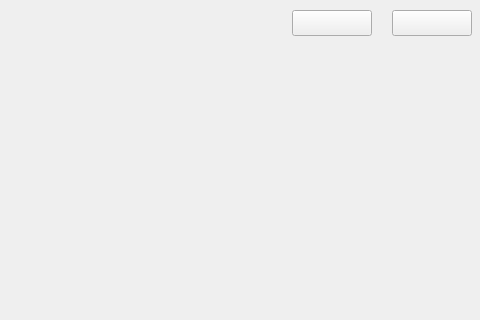
ukui/ukui-screensaver, file src/lockwidget.ui: the form before one commit; both pictures show x 268 to 748 and y 0 to 320 of the 748 by 433 pixel window.
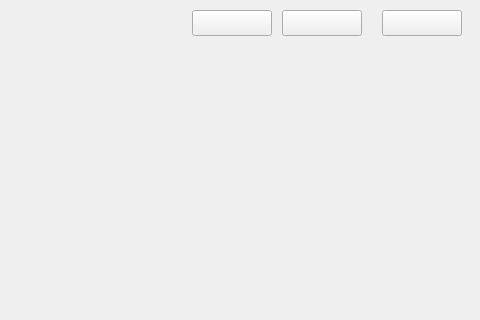
The form after the commit.

```diff
--- a/src/lockwidget.ui
+++ b/src/lockwidget.ui
@@ -16,7 +16,7 @@
   <widget class="QPushButton" name="btnKeyboard">
    <property name="geometry">
     <rect>
-     <x>660</x>
+     <x>550</x>
      <y>10</y>
      <width>80</width>
      <height>26</height>
@@ -71,7 +71,7 @@
   <widget class="QPushButton" name="btnSwitchUser">
    <property name="geometry">
     <rect>
-     <x>560</x>
+     <x>460</x>
      <y>10</y>
      <width>80</width>
      <height>26</height>
@@ -87,6 +87,22 @@
     <string/>
    </property>
   </widget>
+  <widget class="QPushButton" name="btnPowerManager">
+   <property name="geometry">
+    <rect>
+     <x>650</x>
+     <y>10</y>
+     <width>80</width>
+     <height>26</height>
+    </rect>
+   </property>
+   <property name="cursor">
+    <cursorShape>PointingHandCursor</cursorShape>
+   </property>
+   <property name="text">
+    <string/>
+   </property>
+  </widget>
  </widget>
  <resources/>
  <connections/>
```
